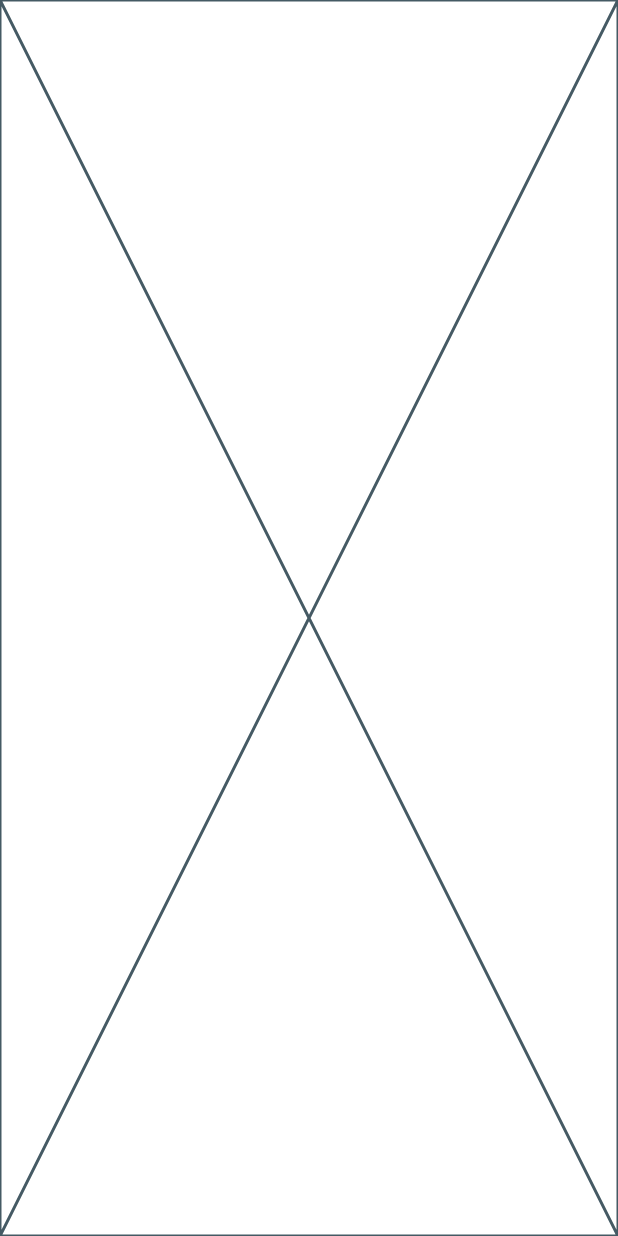
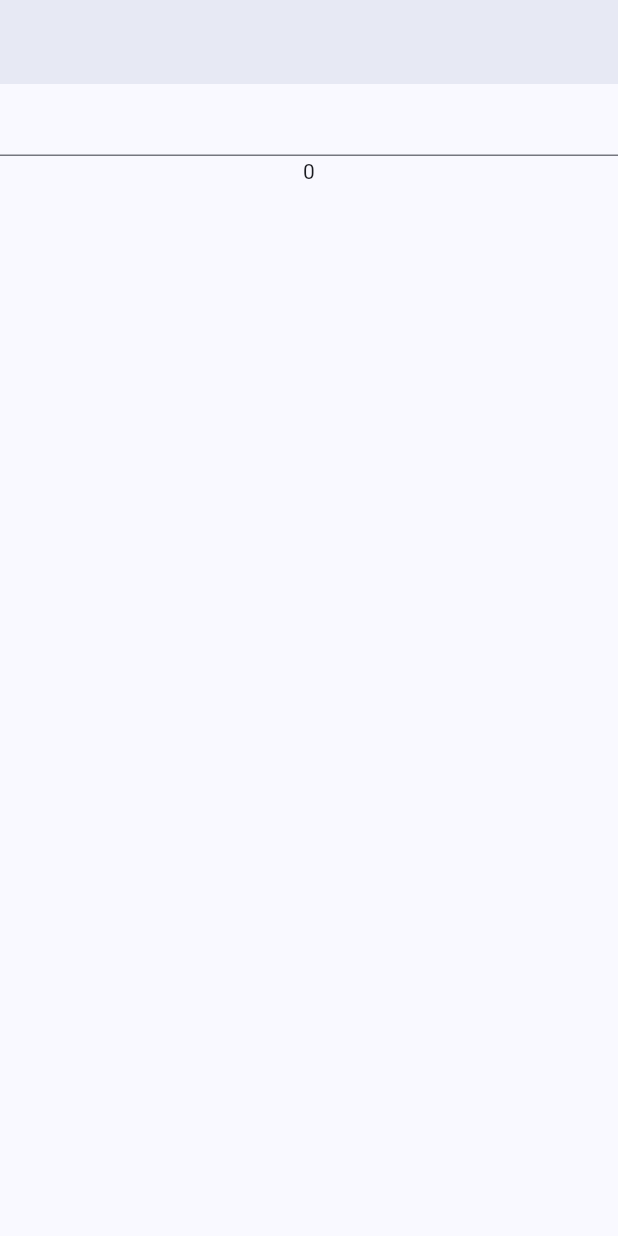
Before and after one commit to pranav-deshpande6224/apps, a Flutter app: the screen it shows after launch, on a phone screen of 412 x 824 dp. Run offline on Flutter 3.47's test engine with Material 3 defaults, Android fonts, the phone set to English and light mode, and no system bars; our stand-ins replace flutter_riverpod.

Commit message:
new changes

```diff
--- a/flutter-riverpod-tutorial-starter-project/lib/home.dart
+++ b/flutter-riverpod-tutorial-starter-project/lib/home.dart
@@ -1,10 +1,31 @@
 import 'package:flutter/material.dart';
+import 'package:flutter_riverpod/flutter_riverpod.dart';
+import 'package:riverpod_files/main.dart';
 
-class HomeScreen extends StatelessWidget {
+class HomeScreen extends ConsumerWidget {
   const HomeScreen({super.key});
 
+  void onSubmit(WidgetRef ref, String name) {
+    ref.read(userStateNotifierProvider.notifier).updateName(name);
+  }
+
   @override
-  Widget build(BuildContext context) {
-    return const Placeholder();
+  Widget build(BuildContext context, WidgetRef ref) {
+    final userProvider = ref.watch(userStateNotifierProvider);
+    return Scaffold(
+        appBar: AppBar(
+          title: Text(userProvider.name),
+          elevation: 5,
+        ),
+        body: Column(
+          children: [
+            TextField(
+              onSubmitted: (value) {
+                onSubmit(ref, value);
+              },
+            ),
+            Text(userProvider.age.toString())
+          ],
+        ));
   }
 }
--- a/flutter-riverpod-tutorial-starter-project/lib/main.dart
+++ b/flutter-riverpod-tutorial-starter-project/lib/main.dart
@@ -1,8 +1,13 @@
 import 'package:flutter/material.dart';
 import 'package:flutter_riverpod/flutter_riverpod.dart';
+import 'package:riverpod_files/Model/user.dart';
 import 'package:riverpod_files/home.dart';
+
+final userStateNotifierProvider = StateNotifierProvider<UserNotifier, User>((ref) {
+  return UserNotifier(const User(name: '', age: 0));
+});
 void main() {
-  runApp( const ProviderScope(child: MyApp()));
+  runApp(const ProviderScope(child: MyApp()));
 }
 
 class MyApp extends StatelessWidget {
```
Also changed, not shown: flutter-riverpod-tutorial-starter-project/lib/Model/user.dart (added, +63 -0 lines), flutter-riverpod-tutorial-starter-project/lib/user.dart (deleted, +0 -17 lines).
